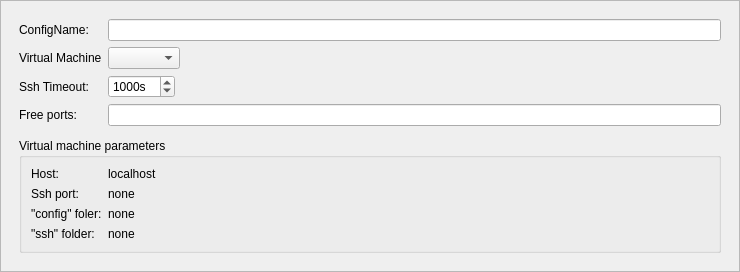
Before: the Qt Designer form src/plugins/mer/meremulatordevicewizardvmpage.ui in sailfishos/sailfish-qtcreator, drawn with Qt 5.
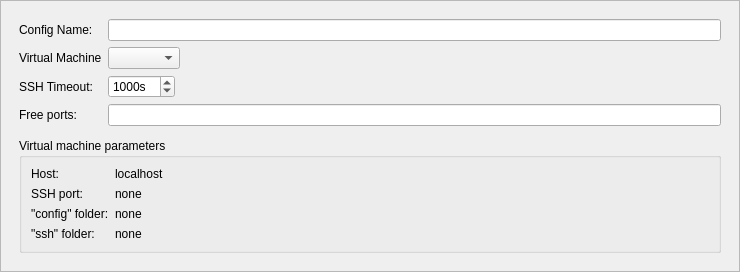
After: the same form once the commit is applied.

Commit message: Jolla: Fix dialogs in ui forms

Diff of the .ui file:
```diff
--- a/src/plugins/mer/meremulatordevicewizardvmpage.ui
+++ b/src/plugins/mer/meremulatordevicewizardvmpage.ui
@@ -46,7 +46,7 @@
             <item row="0" column="0">
              <widget class="QLabel" name="configNameLabel">
               <property name="text">
-               <string>ConfigName:</string>
+               <string>Config Name:</string>
               </property>
              </widget>
             </item>
@@ -66,7 +66,7 @@
             <item row="2" column="0">
              <widget class="QLabel" name="connectionTimeoutLabel">
               <property name="text">
-               <string>Ssh Timeout:</string>
+               <string>SSH Timeout:</string>
               </property>
               <property name="buddy">
                <cstring>timeoutSpinBox</cstring>
@@ -137,7 +137,7 @@
              <item row="1" column="0">
               <widget class="QLabel" name="sshPortLabel">
                <property name="text">
-                <string>Ssh port:</string>
+                <string>SSH port:</string>
                </property>
               </widget>
              </item>
@@ -151,7 +151,7 @@
              <item row="2" column="0">
               <widget class="QLabel" name="configFolderLabel">
                <property name="text">
-                <string>&quot;config&quot; foler:</string>
+                <string>&quot;config&quot; folder:</string>
                </property>
               </widget>
              </item>
```
The commit also changes 3 other files.
